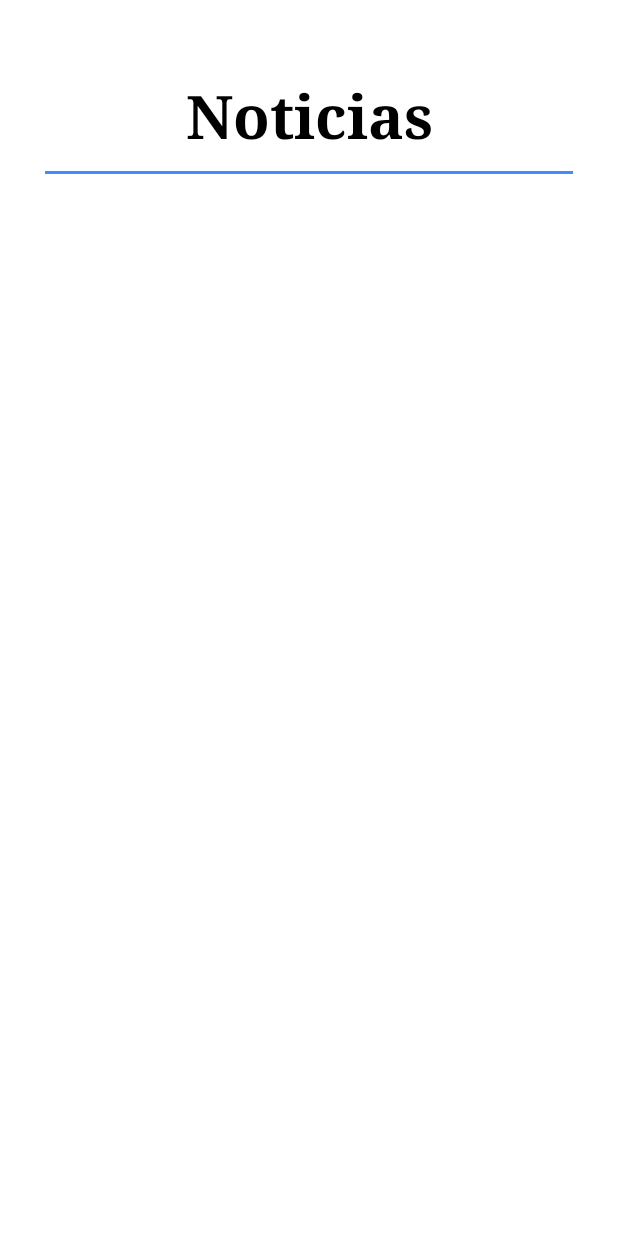
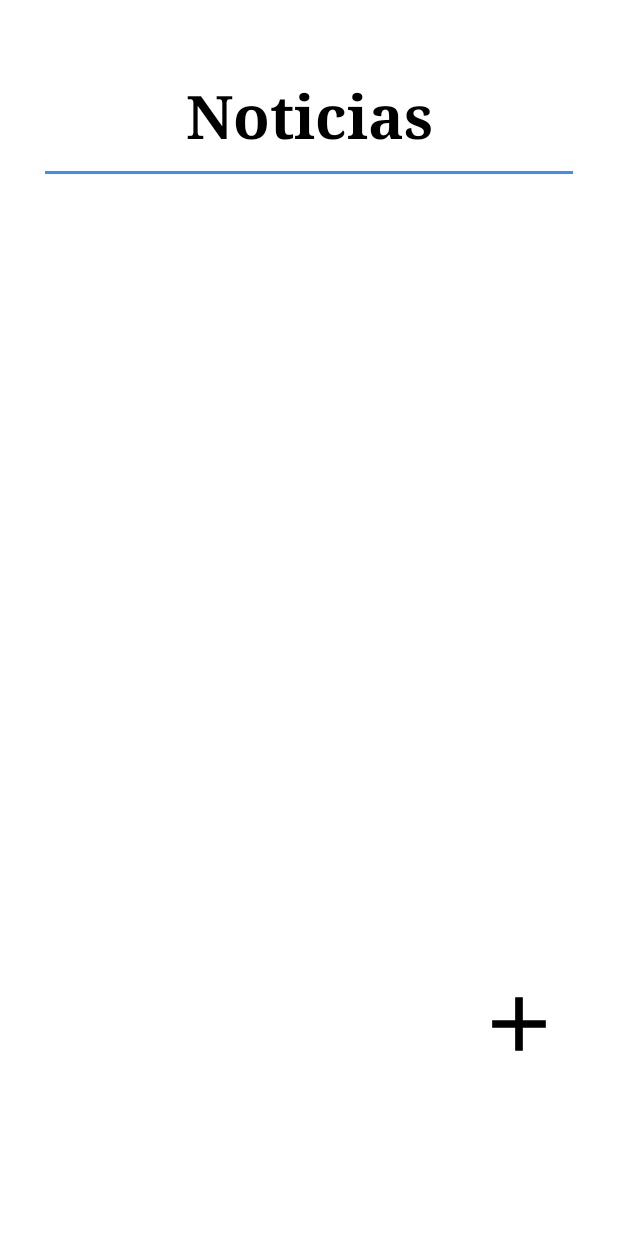
Before and after one commit to Sonyei888/Info_uni, an Android app: the AdminVerNoticias screen opened directly, with no data from a screen before it, on a phone screen of 412 x 824 dp. Run offline under Robolectric (Android 15) with nearby library versions, the phone set to English and light mode, and no system bars.

Commit message:
Mostrar las noticias en la vista adminn

```diff
--- a/app/src/main/java/com/example/uni_info/AdminVerNoticias.java
+++ b/app/src/main/java/com/example/uni_info/AdminVerNoticias.java
@@ -4,7 +4,9 @@ import androidx.appcompat.app.AppCompatActivity;
 import androidx.recyclerview.widget.LinearLayoutManager;
 import androidx.recyclerview.widget.RecyclerView;
 
+import android.content.Intent;
 import android.os.Bundle;
+import android.view.View;
 
 import com.example.uni_info.Entidades.Noticias;
 import com.example.uni_info.Metodos.Metodos;
@@ -18,13 +20,24 @@ public class AdminVerNoticias extends AppCompatActivity {
     ArrayList<Noticias> listaverArray;
     RecyclerView listanoticia;
     Metodos metodos;
+    Noticias noticias;
     @Override
     protected void onCreate(Bundle savedInstanceState) {
         super.onCreate(savedInstanceState);
         setContentView(R.layout.activity_admin_ver_noticias);
         listanoticia = findViewById(R.id.lista_ver_noticias_admin);
         listanoticia.setLayoutManager(new LinearLayoutManager(this));
-        metodos = new Metodos();
+        metodos = new Metodos(this);
         listaverArray = new ArrayList<>();
+        adapter = new ListaVerNoticiasAdapter(metodos.vernoticias());
+        listanoticia.setAdapter(adapter);
+    }
+    public  void añadirlibro(View v){
+        switch (v.getId()){
+            case R.id.menu_añadir_noticia:
+                Intent intent = new Intent(this, AdminAgregarNoticia.class);
+                startActivity(intent);
+                break;
+        }
     }
 }
--- a/app/src/main/java/com/example/uni_info/Metodos/Metodos.java
+++ b/app/src/main/java/com/example/uni_info/Metodos/Metodos.java
@@ -1,16 +1,64 @@
 package com.example.uni_info.Metodos;
 
+import android.content.ContentValues;
+import android.content.Context;
+import android.database.Cursor;
+import android.database.sqlite.SQLiteDatabase;
+
+import com.example.uni_info.BD.dbInfo;
 import com.example.uni_info.Entidades.Noticias;
 
+import java.util.ArrayList;
+
 public class Metodos {
+    Context c;
+    ArrayList<Noticias> listanoticia;
+
+    public Metodos(Context c) {
+        this.c = c;
+    }
 
     public boolean insertnoticia(Noticias n){
         boolean id = false;
         try{
+            dbInfo dbInfo = new dbInfo(c);
+            SQLiteDatabase db = dbInfo.getWritableDatabase();
+
+            ContentValues values = new ContentValues();
+            values.put("titulo", n.getNombre());
+            values.put("resumen", n.getResumen());
+            values.put("informacion", n.getInformacion());
+            values.put("fecha", n.getFecha());
+            values.put("hora", n.getHora());
+
+            id = (db.insert("noticias", null, values)>0);
 
         }catch (Exception ex){
             ex.toString();
         }
         return id;
     }
+
+    public ArrayList<Noticias> vernoticias(){
+        Cursor noticia;
+        dbInfo dbInfo = new dbInfo(c);
+        SQLiteDatabase db = dbInfo.getWritableDatabase();
+        ArrayList<Noticias> listanoticia = new ArrayList<>();
+
+        noticia = db.rawQuery("select * from noticias", null );
+
+        if(noticia != null && noticia.moveToFirst()){
+            do{
+                Noticias noticias = new Noticias();
+                noticias.setId(noticia.getInt(0));
+                noticias.setNombre(noticia.getString(1));
+                noticias.setResumen(noticia.getString(2));
+                noticias.setInformacion(noticia.getString(3));
+                noticias.setFecha(noticia.getString(4));
+                noticias.setHora(noticia.getString(5));
+                listanoticia.add(noticias);
+            }while (noticia.moveToNext());
+        }
+        return listanoticia;
+    }
 }
--- a/app/src/main/java/com/example/uni_info/UserFuncionalidades.java
+++ b/app/src/main/java/com/example/uni_info/UserFuncionalidades.java
@@ -34,7 +34,7 @@ public class UserFuncionalidades extends AppCompatActivity implements View.OnCli
         findViewById(R.id.btn_acerca).setOnClickListener(this);
         findViewById(R.id.btn_noticias).setOnClickListener(this);
         listalibro.setLayoutManager(new LinearLayoutManager(this));
-        metodos = new Metodos();
+        metodos = new Metodos(this);
         listanoticiasArray = new ArrayList<>();
 
 
--- a/app/src/main/java/com/example/uni_info/adaptadores/ListaVerNoticiasAdapter.java
+++ b/app/src/main/java/com/example/uni_info/adaptadores/ListaVerNoticiasAdapter.java
@@ -5,6 +5,7 @@ import android.view.LayoutInflater;
 import android.view.View;
 import android.view.ViewGroup;
 import android.widget.TextView;
+import android.widget.Toast;
 
 import androidx.annotation.NonNull;
 import androidx.recyclerview.widget.RecyclerView;
@@ -57,6 +58,7 @@ public class ListaVerNoticiasAdapter extends RecyclerView.Adapter<ListaVerNotici
                 @Override
                 public void onClick(View view) {
                     Context context = view_nombre_noticia.getContext();
+                    Toast.makeText(context, "Editar", Toast.LENGTH_SHORT).show();
                 }
             });
         }
--- a/app/src/main/res/drawable/costom_imput.xml
+++ b/app/src/main/res/drawable/costom_imput.xml
@@ -3,7 +3,7 @@
     <item android:state_enabled="true" android:state_focused="true">
         <shape android:shape="rectangle">
             <solid android:color="#A3E3FF"/>
-            <corners android:radius="40dp"/>
+            <corners android:radius="10dp"/>
             <stroke android:color="@color/design_default_color_primary"/>
 
         </shape>
@@ -11,7 +11,7 @@
     <item android:state_enabled="true" >
         <shape android:shape="rectangle">
             <solid android:color="#00A5FF"/>
-            <corners android:radius="15dp"/>
+            <corners android:radius="10dp"/>
             <stroke android:color="@android:color/darker_gray"/>
 
         </shape>
--- /dev/null
+++ b/app/src/main/res/drawable/ic_baseline_add_24.xml
@@ -0,0 +1,5 @@
+<vector android:height="24dp" android:tint="#000000"
+    android:viewportHeight="24" android:viewportWidth="24"
+    android:width="24dp" xmlns:android="http://schemas.android.com/apk/res/android">
+    <path android:fillColor="@android:color/white" android:pathData="M19,13h-6v6h-2v-6H5v-2h6V5h2v6h6v2z"/>
+</vector>
--- a/app/src/main/res/layout/activity_admin_ver_noticias.xml
+++ b/app/src/main/res/layout/activity_admin_ver_noticias.xml
@@ -8,6 +8,7 @@
     android:backgroundTint="@color/white"
     android:orientation="vertical"
     tools:context=".AdminVerNoticias">
+
     <TextView
         android:id="@+id/textView5"
         android:layout_width="match_parent"
@@ -35,13 +36,29 @@
 
     <LinearLayout
         android:layout_width="match_parent"
-        android:layout_height="match_parent"
+        android:layout_height="536dp"
         android:orientation="vertical">
 
         <androidx.recyclerview.widget.RecyclerView
             android:id="@+id/lista_ver_noticias_admin"
             android:layout_width="match_parent"
-            android:layout_height="match_parent" />
+            android:layout_height="match_parent"
+            android:paddingLeft="30dp"
+            android:paddingTop="30dp" />
+    </LinearLayout>
+
+    <LinearLayout
+        android:layout_width="match_parent"
+        android:layout_height="match_parent"
+        android:orientation="vertical">
+
+        <ImageView
+            android:id="@+id/menu_añadir_noticia"
+            android:layout_width="match_parent"
+            android:layout_height="61dp"
+            android:onClick="añadirlibro"
+            android:paddingLeft="280dp"
+            app:srcCompat="@drawable/ic_baseline_add_24" />
     </LinearLayout>
 
 
```
Also changed, not shown: app/src/main/java/com/example/uni_info/AdminAgregarNoticia.java (+12 -2 lines), app/src/main/res/layout/lista_noticias.xml (+13 -9 lines), app/src/main/res/layout/lista_ver_admin_noticias.xml (+13 -9 lines).
